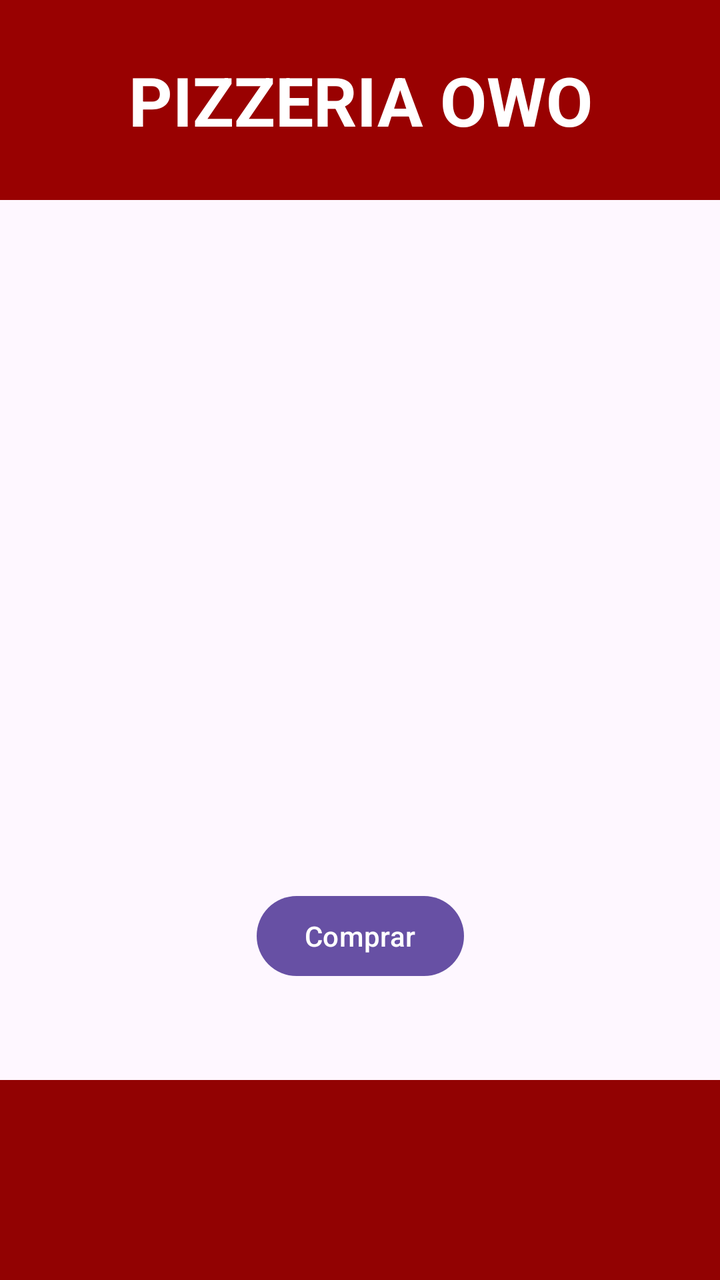
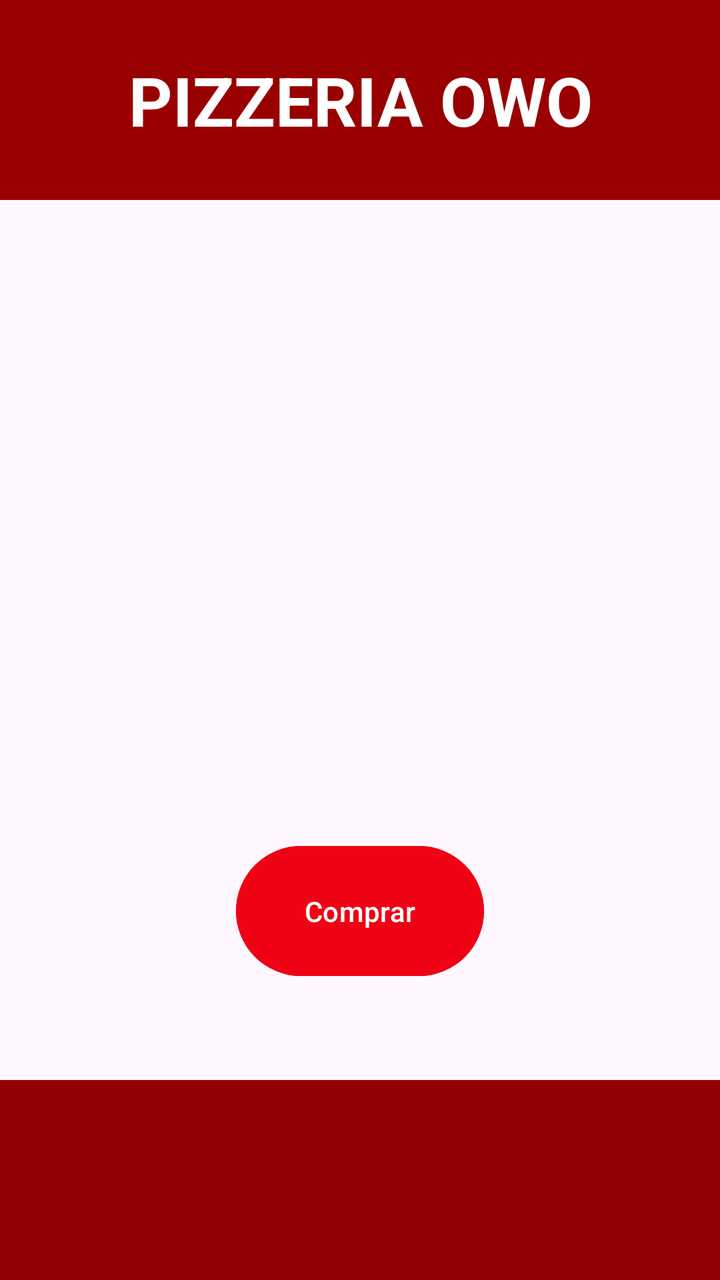

Two renders of the same Android screen: before a commit and after it. Below are the layout's source before the change and the commit's diff.
<!-- AndroidManifest.xml: application theme Theme.Pizzas -->
<!-- res/layout/activity_main.xml -->
<?xml version="1.0" encoding="utf-8"?>
<androidx.constraintlayout.widget.ConstraintLayout xmlns:android="http://schemas.android.com/apk/res/android"
    xmlns:app="http://schemas.android.com/apk/res-auto"
    xmlns:tools="http://schemas.android.com/tools"
    android:id="@+id/main"
    android:layout_width="match_parent"
    android:layout_height="match_parent"
    tools:context=".MainActivity">

    <LinearLayout
        android:id="@+id/linearLayout"
        android:layout_width="0dp"
        android:layout_height="100dp"
        android:background="#990101"
        android:orientation="vertical"
        app:layout_constraintEnd_toEndOf="parent"
        app:layout_constraintStart_toStartOf="parent"
        app:layout_constraintTop_toTopOf="parent" />

    <TextView
        android:id="@+id/editTextText3"
        android:layout_width="0dp"
        android:layout_height="wrap_content"
        android:layout_marginStart="16dp"
        android:layout_marginEnd="16dp"
        android:text="PIZZERIA OWO"
        android:textAlignment="center"
        android:textColor="#FFFFFF"
        android:textSize="34sp"
        android:textStyle="bold"
        app:layout_constraintBottom_toBottomOf="@+id/linearLayout"
        app:layout_constraintEnd_toEndOf="parent"
        app:layout_constraintStart_toStartOf="parent"
        app:layout_constraintTop_toTopOf="parent" />


    <GridView
        android:id="@+id/gridView"
        android:layout_width="377dp"
        android:layout_height="431dp"
        android:layout_marginStart="16dp"
        android:horizontalSpacing="8dp"
        android:numColumns="3"
        android:verticalSpacing="8dp"
        app:layout_constraintBottom_toBottomOf="parent"
        app:layout_constraintStart_toStartOf="parent"
        app:layout_constraintTop_toBottomOf="@+id/linearLayout"
        app:layout_constraintVertical_bias="0.344" />

    <LinearLayout
        android:id="@+id/linearLayoutBottom"
        android:layout_width="0dp"
        android:layout_height="100dp"
        android:background="#920202"
        android:orientation="vertical"
        app:layout_constraintBottom_toBottomOf="parent"
        app:layout_constraintEnd_toEndOf="parent"
        app:layout_constraintStart_toStartOf="parent" />

    <Button
        android:id="@+id/button"
        android:layout_width="wrap_content"
        android:layout_height="wrap_content"
        android:layout_marginBottom="48dp"
        android:text="Comprar"
        app:layout_constraintBottom_toTopOf="@+id/linearLayoutBottom"
        app:layout_constraintEnd_toEndOf="parent"
        app:layout_constraintStart_toStartOf="parent" />

</androidx.constraintlayout.widget.ConstraintLayout>
<!-- resources referenced by this layout -->
<resources>
  <style name="Theme.Pizzas" parent="Base.Theme.Pizzas" />
  <style name="Base.Theme.Pizzas" parent="Theme.Material3.DayNight.NoActionBar">
          
          
      </style>
</resources>

<!-- the commit's change to res/layout/activity_main.xml (unified diff, before → after) -->
@@ -33,19 +33,22 @@
         app:layout_constraintStart_toStartOf="parent"
         app:layout_constraintTop_toTopOf="parent" />
 
-
     <GridView
         android:id="@+id/gridView"
-        android:layout_width="377dp"
-        android:layout_height="431dp"
-        android:layout_marginStart="16dp"
-        android:horizontalSpacing="8dp"
-        android:numColumns="3"
-        android:verticalSpacing="8dp"
-        app:layout_constraintBottom_toBottomOf="parent"
-        app:layout_constraintStart_toStartOf="parent"
+        android:layout_width="match_parent"
+        android:layout_height="0dp"
+        android:layout_marginTop="40dp"
+        android:columnWidth="150dp"
+        android:gravity="center"
+        android:horizontalSpacing="10dp"
+        android:numColumns="auto_fit"
+        android:stretchMode="columnWidth"
+        android:verticalSpacing="10dp"
+        android:clipToPadding="false"
+        android:padding="8dp"
         app:layout_constraintTop_toBottomOf="@+id/linearLayout"
-        app:layout_constraintVertical_bias="0.344" />
+        app:layout_constraintBottom_toTopOf="@+id/button"
+        />
 
     <LinearLayout
         android:id="@+id/linearLayoutBottom"
@@ -59,10 +62,11 @@
 
     <Button
         android:id="@+id/button"
-        android:layout_width="wrap_content"
-        android:layout_height="wrap_content"
+        android:layout_width="124dp"
+        android:layout_height="73dp"
         android:layout_marginBottom="48dp"
         android:text="Comprar"
+        android:backgroundTint="#EF0214"
         app:layout_constraintBottom_toTopOf="@+id/linearLayoutBottom"
         app:layout_constraintEnd_toEndOf="parent"
         app:layout_constraintStart_toStartOf="parent" />
